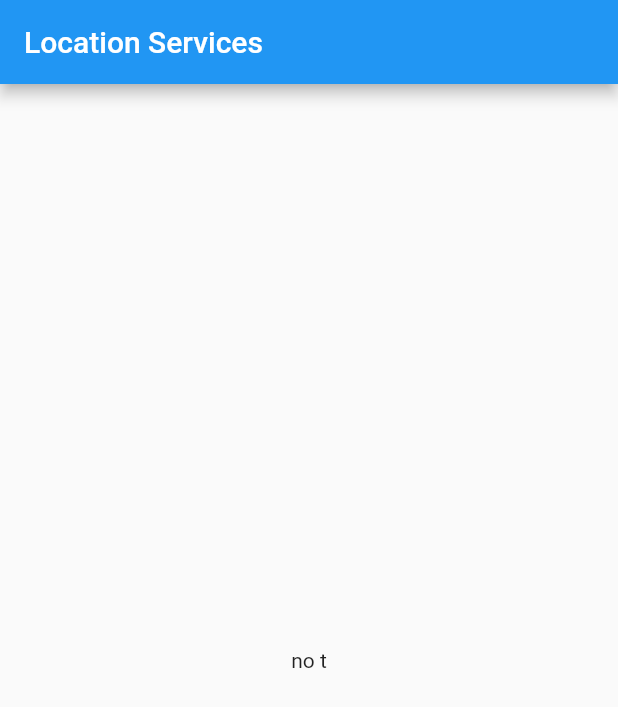
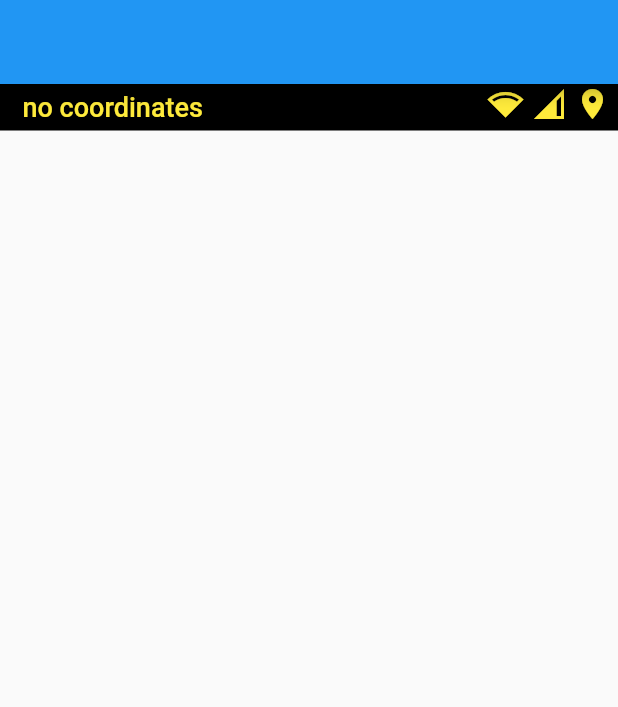
Before and after one commit to leBampre/GPS, a Flutter app: the screen it shows after launch, on a phone screen of 412 x 824 dp. Shown: the top 707 px of the screen. Run offline on Flutter 3.47's test engine with Material 2 defaults, Android fonts, the phone set to English and light mode, and no system bars; our stand-ins replace geolocator.

Commit message:
Update main.dart

```diff
--- a/lib/main.dart
+++ b/lib/main.dart
@@ -2,6 +2,7 @@ import 'dart:async';
 import 'package:flutter/material.dart';
 import 'package:geolocator/geolocator.dart';
 
+//запуск приложения
 void main() => runApp(App());
 
 
@@ -12,45 +13,59 @@ class App extends StatefulWidget{
 
 class _AppState extends State<App>{
 
-  String _currentCoordinates = "no t"; // переменная в которую заносятся текущие координаты
-  Timer _timer;
-  int _commonInquirySec = 5;
+  // описание переменных
+  String _currentCoordinates = "no coordinates";  // переменная в которую заносятся текущие координаты
+  Timer _timer; // инициализация таймера
+  int _commonInquirySec = 5;  // переменная описывающая длительность цикла таймера
 
+  // метод вызываемый при запуске приложения
   void initState(){
     _getCurrentLocation();
     super.initState();
   }
 
+  // метод вызывается при закрытии страницы
   void dispose (){
     _timer.cancel();
     super.dispose();
   }
 
-  // ф-ция запроса места нахождения
+  // ф-ция определения текущего местоположения
   void _getCurrentLocation() async {
 
+    // записываем в переменную position текущую широту и долготу обьекта с указанной точностью
     final position = await Geolocator.getCurrentPosition(desiredAccuracy: LocationAccuracy.high);
+
+    // для дебага, контроль позиции в терминале
     print(position);
 
+    // записываем в string переменную _currentCoordinates координаты, для дальнейшего вывода
     setState(() {
       _currentCoordinates = "${position.latitude}, ${position.longitude}";
     });
 
+    // запуск стандартного такта таймера
     _commonInquiry();
   }
 
   // ф-ция описывающий работу таймера по истечении которого идет запрос текущих координат
   void _commonInquiry(){
+
+    // инициализация переменной, описывающей единицу времени для таймера
     const oneSec = const Duration(seconds: 1);
+
+    // создаем конкретный обьект таймера и задаем параметры его работы
     _timer = new Timer.periodic(
       oneSec,
       (Timer timer) {
+        // условие выполняемое таймером когда он досчитал до нуля
         if(_commonInquirySec == 0){
           setState(() {
             _commonInquirySec = 5;
             _getCurrentLocation();
             _timer.cancel();
           });
+        // условие если таймер все еще считает
         } else {
             setState(() {
               _commonInquirySec--;
@@ -66,31 +81,123 @@ class _AppState extends State<App>{
   //This widget is the root of the app
   @override
   Widget build(BuildContext context){
+
+    // виджет описывающий апп бар
+    Widget appBar = Container(
+
+    );
+
+
+    // инициализируем значение цвета для иконок
+    Color iconsColor = Colors.yellow;
+
+
+    /* виджет описывающий ряд в котором будут выводиться текущее
+      местополодение и иконки описывающие состояние различных
+      типов подключения (к сети, вай фай, GPS) */
+    Widget coordinatesAndSatusIcons = Container(
+      // заданные отступы внутри контейнера
+      padding: EdgeInsets.only(bottom: 5,),
+      //цвет бэкграунда
+      color: Colors.black,
+      // инициализируем внутри контейнера наследника Row
+      child: Row(
+        // описываем детей Row
+        children: [
+          /* помещение столбца в Expanded виджет, который растягивает столбец,
+           чтобы использовать все оставшееся свободное место в строке */
+          Expanded(
+            // описываем первого ребенка Row - Column
+            child: Column(
+              // задаем расположение детей внутри Column
+              crossAxisAlignment: CrossAxisAlignment.start,
+              // описываем детей Column
+              children: [
+                Container(
+                  padding: EdgeInsets.only(left: 15, top: 5, ),
+                  child: Text(_currentCoordinates,
+                   style: TextStyle(
+                     color: Colors.yellow,
+                     fontWeight: FontWeight.w500,
+                     fontSize: 18,
+                    ),
+                  ),
+                ),
+              ],
+            ),
+          ),
+          // описываем 2го ребенка Row - Row с иконками
+          Row(
+            /* описываем детей Row вызывая для каждого созданный стандартизированый
+              метод для описания контейнера с иконками, передавая в них данные о
+              желаемом цвете иконки и ее озображении */
+            children: [
+              _iconContainer(iconsColor, Icons.network_wifi),
+              _iconContainer(iconsColor, Icons.network_cell),
+              _iconContainer(iconsColor, Icons.place),
+            ],
+          ),
+        ],
+      ),
+    );
+
+    // виджет с тревожной кнопкой
+    Widget alarmButton = Container(
+      child: Column(
+
+      ),
+    );
+
+    // виджет описывабщий нижний ряд кнопок
+    Widget bottomButtons = Container(
+      child: Row(
+        children: [
+          Expanded(
+            child: _buildButtonIconColumn(iconsColor, Icons.network_wifi),
+          ),
+        ],
+      ),
+    );
+
+
+    // возвращаее прописанные в нем параметры, т.е. то что нужно вывести на экран
     return MaterialApp(
       title: 'Holding Track',
       home: Scaffold(
         appBar: AppBar(
-          title: Text("Location Services")
+          title: appBar,
         ),
-        body: Align(
-            child: Column(
-            mainAxisAlignment: MainAxisAlignment.center,
-            children: <Widget>[
-            Text(_currentCoordinates),
-            /*TextButton(
-              onPressed: (){
-                _getCurrentLocation();
-              },
-              style: TextButton.styleFrom(
-                primary: Colors.white,
-                backgroundColor: Colors.teal,
-                onSurface: Colors.white,
-              ),
-              child: Text("Find Location")
-            )*/
-          ]),
-        )
+        body: ListView(
+          children: [
+            coordinatesAndSatusIcons,
+            alarmButton,
+            bottomButtons,
+          ],
+        ),
       ),
     );
   }
+
+
+
+  /* контейнер в котором описывается стандарт отображения иконок
+     в верхней части экрана, в контейнер передаются значения цвета иконок и
+     информация какую именно иконку отображать  */
+  Container _iconContainer(Color color, IconData icon){
+    // после вызова возвращает контейнер с прописанными ниже характеристиками
+    return Container(
+      padding: EdgeInsets.only(right: 5),
+      child: Icon(icon, color: color,
+      ),
+    );
+  }
+
+
+
+  Column _buildButtonIconColumn(Color color, IconData icon){
+    return Column(
+
+    );
+  }
+
 }
```
